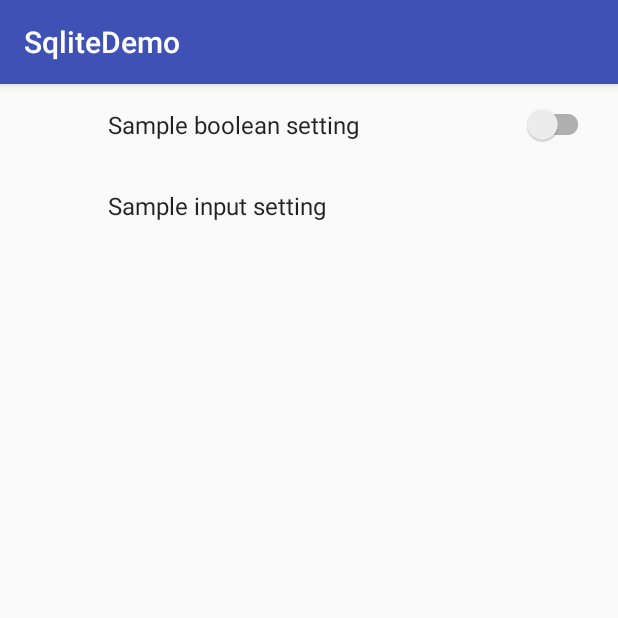
After one commit to rr016/HealthOut, an Android app: the SettingActivity screen opened directly, with no data from a screen before it, on a phone screen of 412 x 824 dp, the top half of it. The commit adds this screen. Run offline under Robolectric (Android 15) with nearby library versions, the phone set to English and light mode, and no system bars; our stand-ins replace androidx.preference.

Commit message:
Added preferences fragment and activity

```diff
--- a/app/build.gradle
+++ b/app/build.gradle
@@ -34,4 +34,5 @@ dependencies {
     androidTestImplementation 'androidx.test.espresso:espresso-core:3.1.2-alpha01'
     implementation 'androidx.recyclerview:recyclerview:1.0.0'
     implementation 'androidx.cardview:cardview:1.0.0'
+    implementation 'androidx.preference:preference:1.0.0'
 }
--- a/app/src/main/AndroidManifest.xml
+++ b/app/src/main/AndroidManifest.xml
@@ -9,6 +9,7 @@
         android:roundIcon="@mipmap/ic_launcher_round"
         android:supportsRtl="true"
         android:theme="@style/AppTheme">
+        <activity android:name=".SettingActivity"></activity>
         <activity android:name=".MainActivity">
             <intent-filter>
                 <action android:name="android.intent.action.MAIN" />
@@ -18,7 +19,7 @@
         </activity>
         <activity
             android:name=".SettingsActivity"
-            android:label="@string/title_activity_settings"></activity>
+            android:label="@string/title_activity_settings" />
     </application>
 
 </manifest>
--- /dev/null
+++ b/app/src/main/java/edu/towson/cosc431/sqlitedemo/SettingActivity.kt
@@ -0,0 +1,12 @@
+package edu.towson.cosc431.sqlitedemo
+
+import android.os.Bundle
+import androidx.appcompat.app.AppCompatActivity
+
+class SettingActivity : AppCompatActivity() {
+
+    override fun onCreate(savedInstanceState: Bundle?) {
+        super.onCreate(savedInstanceState)
+        setContentView(R.layout.activity_setting)
+    }
+}
--- /dev/null
+++ b/app/src/main/java/edu/towson/cosc431/sqlitedemo/SettingsFragment.kt
@@ -0,0 +1,16 @@
+package edu.towson.cosc431.sqlitedemo
+
+
+import android.os.Bundle
+import android.view.LayoutInflater
+import android.view.View
+import android.view.ViewGroup
+import android.widget.TextView
+import androidx.fragment.app.Fragment
+import androidx.preference.PreferenceFragmentCompat
+
+class SettingsFragment : PreferenceFragmentCompat() {
+    override fun onCreatePreferences(savedInstanceState: Bundle?, rootKey: String?) {
+        setPreferencesFromResource(R.xml.preferences, rootKey)
+    }
+}
--- /dev/null
+++ b/app/src/main/res/layout/activity_setting.xml
@@ -0,0 +1,16 @@
+<?xml version="1.0" encoding="utf-8"?>
+<LinearLayout xmlns:android="http://schemas.android.com/apk/res/android"
+    xmlns:app="http://schemas.android.com/apk/res-auto"
+    xmlns:tools="http://schemas.android.com/tools"
+    android:layout_width="match_parent"
+    android:layout_height="match_parent"
+    android:orientation="vertical"
+    tools:context=".SettingActivity">
+
+    <fragment
+        android:layout_width="match_parent"
+        android:layout_height="match_parent"
+        android:id="@+id/frag"
+        android:name="edu.towson.cosc431.sqlitedemo.SettingsFragment" />
+
+</LinearLayout>
--- a/app/src/main/res/values/strings.xml
+++ b/app/src/main/res/values/strings.xml
@@ -73,4 +73,7 @@
     <string name="pref_ringtone_silent">Silent</string>
 
     <string name="pref_title_vibrate">Vibrate</string>
+
+    <!-- TODO: Remove or change this placeholder text -->
+    <string name="hello_blank_fragment">Hello blank fragment</string>
 </resources>
--- /dev/null
+++ b/app/src/main/res/xml/preferences.xml
@@ -0,0 +1,13 @@
+<?xml version="1.0" encoding="utf-8"?>
+<androidx.preference.PreferenceScreen
+    xmlns:app="http://schemas.android.com/apk/res-auto">
+
+    <SwitchPreferenceCompat
+        app:key="sample_bool"
+        app:title="Sample boolean setting"/>
+
+    <EditTextPreference
+        app:key="sample_edit"
+        app:title="Sample input setting"/>
+
+</androidx.preference.PreferenceScreen>
--- a/build.gradle
+++ b/build.gradle
@@ -1,13 +1,13 @@
 // Top-level build file where you can add configuration options common to all sub-projects/modules.
 
 buildscript {
-    ext.kotlin_version = '1.2.70'
+    ext.kotlin_version = '1.3.10'
     repositories {
         google()
         jcenter()
     }
     dependencies {
-        classpath 'com.android.tools.build:gradle:3.1.4'
+        classpath 'com.android.tools.build:gradle:3.3.0'
         classpath "org.jetbrains.kotlin:kotlin-gradle-plugin:$kotlin_version"
 
         // NOTE: Do not place your application dependencies here; they belong
```
Also changed, not shown: app/src/main/java/edu/towson/cosc431/sqlitedemo/MainActivity.kt (+28 -0 lines), app/src/main/res/menu/options.xml (added, +7 -0 lines), gradle/wrapper/gradle-wrapper.properties.
